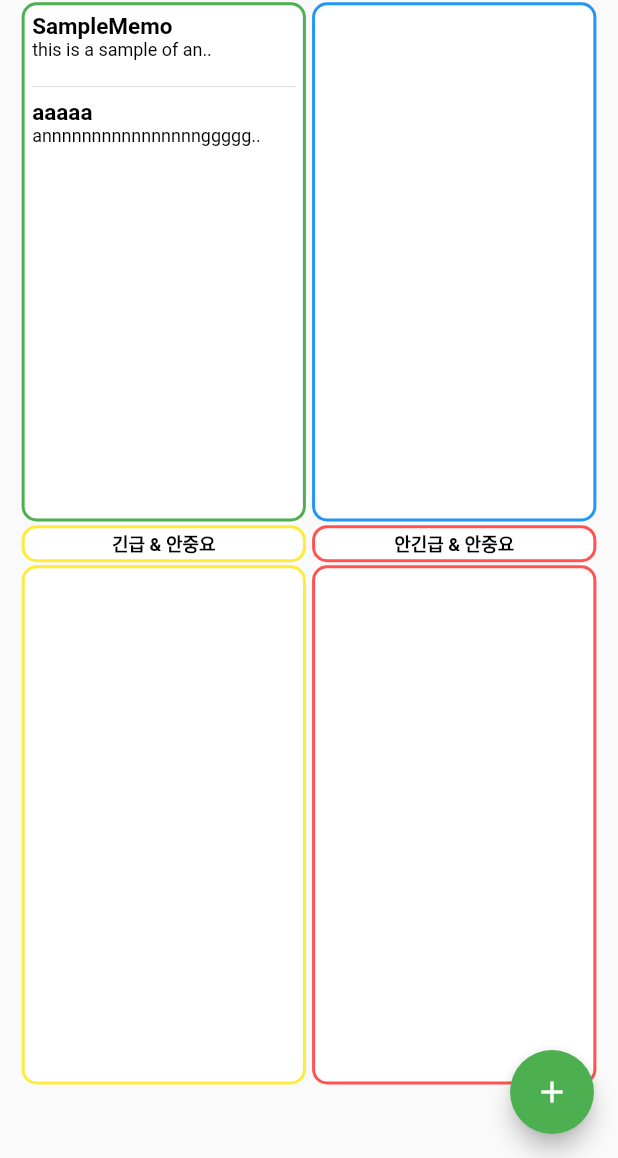
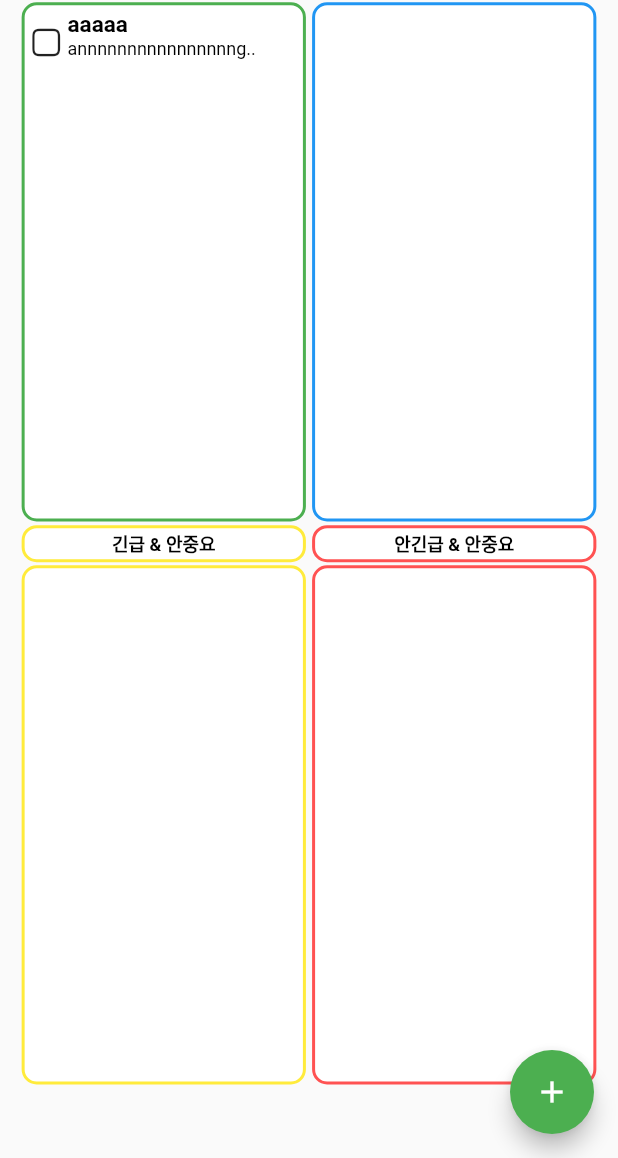
Before and after one commit to sssslu/everlaenote, a Flutter app: the screen it shows after launch, after a tap on the "add" icon, on a phone screen of 412 x 824 dp, the part 78-1236 px from its top. Run offline on Flutter 3.47's test engine with Material 2 defaults, Android fonts, the phone set to English and light mode, and no system bars; our stand-ins replace sqflite; accounts and stored records are empty.

```diff
--- a/lib/Eisenhower.dart
+++ b/lib/Eisenhower.dart
@@ -33,15 +33,12 @@ class _EisenhowerPageState extends State<EisenhowerPage> {
 
   goToSettingPage() {
     print("setting page 로 이동");
+    setState(() {});
   }
 
   Future<List<List<CheckboxMemo>>> getAllCheckboxMemo() async {
-    print("getAllCheckboxMemo 실행");
     List<CheckboxMemo> wholeList = [];
-    List<CheckboxMemo> IUlist = [
-      new CheckboxMemo(123123, "SampleMemo",
-          "this is a sample of an evelae checkbox note", 1, 1)
-    ];
+    List<CheckboxMemo> IUlist = [];
     List<CheckboxMemo> INUlist = [];
     List<CheckboxMemo> NIUlist = [];
     List<CheckboxMemo> NINUlist = [];
@@ -70,14 +67,23 @@ class _EisenhowerPageState extends State<EisenhowerPage> {
     return wholeListList;
   }
 
-  int k = 22;
+  void deleteCheckboxMemo(int id) async {
+    CheckboxMemoDAO cmd = new CheckboxMemoDAO();
+    await cmd.deleteCheckboxMemoFromDB(id);
+    print("id number " + id.toString() + "deleted.");
+    setState(() {});
+  }
+
+  void checkCheckboxMemo(int id) async {}
+
+  int k = 18;
 
   ///length of ...
   ///k 와 글자크기는 연관성을 가져야 하며, 화면너비에 종속되어야한다.
   ///
   @override
-  initState() {
-    print('initState 실행');
+  void initState() {
+    // TODO: implement initState
     super.initState();
   }
 
@@ -159,12 +165,17 @@ class _EisenhowerPageState extends State<EisenhowerPage> {
                                       MediaQuery.of(context).size.height * 0.42,
                                   child: ListView.separated(
                                     separatorBuilder: (BuildContext b, int i) =>
-                                        const Divider(),
-                                    padding: EdgeInsets.all(5),
+                                        const Divider(
+                                      color: Colors.green,
+                                    ),
+                                    padding: EdgeInsets.all(4),
                                     itemCount: snapshot.data[0].length,
                                     itemBuilder:
                                         (BuildContext context, int index) {
-                                      return Container(
+                                      return Dismissible(
+                                        key: UniqueKey(),
+                                        child: InkWell(
+                                          child: Container(
                                               height: MediaQuery.of(context)
                                                       .size
                                                       .height *
@@ -174,9 +185,25 @@ class _EisenhowerPageState extends State<EisenhowerPage> {
                                                       .width *
                                                   0.459,
                                               child: Row(children: [
+                                                Container(
+                                                  width: MediaQuery.of(context)
+                                                          .size
+                                                          .width *
+                                                      0.05,
+                                                  margin: EdgeInsets.fromLTRB(
+                                                      0, 0, 4, 0),
+                                                  child: Icon(snapshot
+                                                              .data[0][index]
+                                                              .isChecked ==
+                                                          0
+                                                      ? CupertinoIcons.app
+                                                      : CupertinoIcons
+                                                          .checkmark_square_fill),
+                                                ),
                                                 Column(
                                                     crossAxisAlignment:
-                                                    CrossAxisAlignment.start,
+                                                        CrossAxisAlignment
+                                                            .start,
                                                     children: [
                                                       Text(
                                                         snapshot.data[0][index]
@@ -185,16 +212,19 @@ class _EisenhowerPageState extends State<EisenhowerPage> {
                                                             color: Colors.black,
                                                             fontSize: 15,
                                                             fontWeight:
-                                                            FontWeight.bold),
+                                                                FontWeight
+                                                                    .bold),
                                                       ),
                                                       Text(
                                                         snapshot
-                                                                .data[0][index]
+                                                                    .data[0]
+                                                                        [index]
                                                                     .memoContext
                                                                     .length >
                                                                 k
                                                             ? snapshot
-                                                                .data[0][index]
+                                                                    .data[0]
+                                                                        [index]
                                                                     .memoContext
                                                                     .substring(
                                                                         0, k) +
@@ -208,7 +238,37 @@ class _EisenhowerPageState extends State<EisenhowerPage> {
                                                         ),
                                                       )
                                                     ]),
-                                          ]));
+                                              ])),
+                                          onTap: () {
+                                            print("체크!");
+                                          },
+                                          onLongPress: () {
+                                            print(
+                                                snapshot.data[0][index].title +
+                                                    '의 수정모드로 전환');
+                                          },
+                                        ),
+                                        onDismissed: (direction) {
+                                          deleteCheckboxMemo(
+                                              snapshot.data[0][index].id);
+                                          List<CheckboxMemo> tmp =
+                                              snapshot.data[0];
+                                          tmp.removeAt(index);
+                                          snapshot.data[0] = tmp;
+
+                                          ///not to cause dismissible widget error
+                                        },
+                                        background: Container(
+                                            child: Center(
+                                                child: Text(
+                                              "CLEAR!",
+                                              style: TextStyle(
+                                                  color: Colors.white,
+                                                  fontSize: 30,
+                                                  fontWeight: FontWeight.bold),
+                                            )),
+                                            color: Colors.red),
+                                      );
                                     },
                                   ),
                                   decoration: BoxDecoration(
--- a/lib/model/checkboxMemoDAO.dart
+++ b/lib/model/checkboxMemoDAO.dart
@@ -42,4 +42,8 @@ class CheckboxMemoDAO {
     print(cbmList.toString());
     return cbmList;
   }
+  Future<void> deleteCheckboxMemoFromDB(int id) async{
+    final db = await database;
+    await db.rawDelete('DELETE FROM checkboxmemo WHERE id = $id');
+  }
 }
```
Lines whose indentation alone changed are shown as unchanged.
